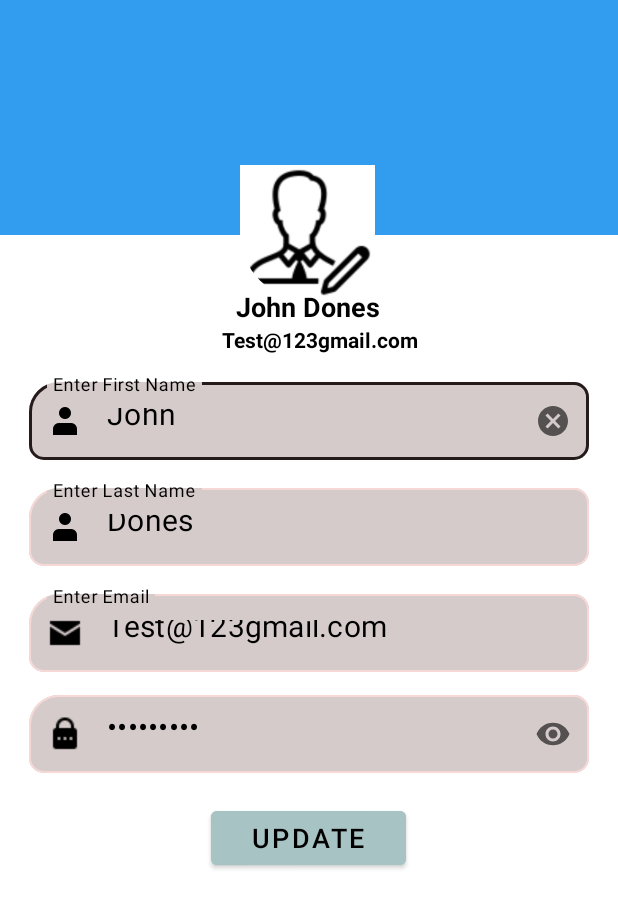
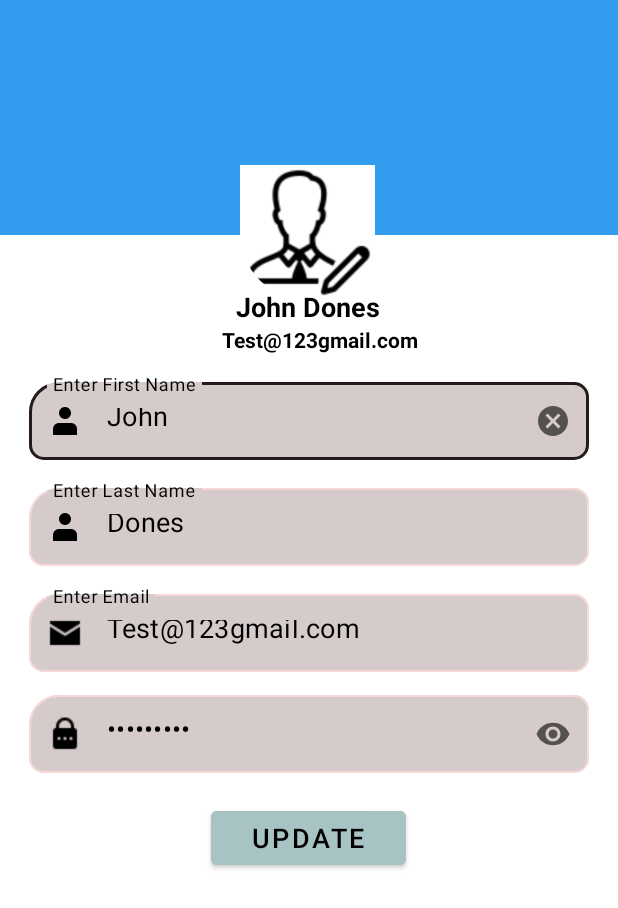
Before and after one commit to sahil1844/Andybase1, an Android app: the layout activity_profile.xml on its own in the app's theme, with its tools: preview values and no code run, on a phone screen of 412 x 824 dp. Shown: the top 908 px of the screen. Run offline under Robolectric (Android 15) with nearby library versions, the phone set to English and light mode, and no system bars; plain views replace RoundedImageView.

```diff
--- a/app/src/main/java/com/example/andybase/HomeActivity.java
+++ b/app/src/main/java/com/example/andybase/HomeActivity.java
@@ -132,13 +132,9 @@ public class HomeActivity extends AppCompatActivity {
         startActivity(i);
     }
     public void profile1(MenuItem item) {
-        if (username == null) {
-            Toast.makeText(this, "!!!", Toast.LENGTH_SHORT).show();
-        }else{
             Intent i = new Intent(this, ProfileActivity.class);
             i.putExtra("nm", username);
             startActivity(i);
-        }
     }
     public void about1(MenuItem item) {
         Intent i = new Intent(this, AboutActivity.class);
--- a/app/src/main/res/layout/activity_profile.xml
+++ b/app/src/main/res/layout/activity_profile.xml
@@ -97,7 +97,7 @@
                 app:startIconDrawable="@mipmap/person">
                 <com.google.android.material.textfield.TextInputEditText
                     android:id="@+id/profile_Fname"
-                    android:textSize="20sp"
+                    android:textSize="18sp"
                     android:drawableTint="@color/black"
                     android:text="John"
                     android:inputType="textPersonName"
@@ -128,7 +128,7 @@
                 app:startIconDrawable="@mipmap/person">
                 <com.google.android.material.textfield.TextInputEditText
                     android:id="@+id/profile_Lname"
-                    android:textSize="20sp"
+                    android:textSize="18sp"
                     android:drawableTint="@color/black"
                     android:text="Dones"
                     android:inputType="textPersonName"
@@ -160,7 +160,7 @@
                 app:startIconDrawable="@drawable/email">
                 <com.google.android.material.textfield.TextInputEditText
                     android:id="@+id/profile_Email"
-                    android:textSize="20sp"
+                    android:textSize="18sp"
                     android:drawableTint="@color/black"
                     android:text="Test@123gmail.com"
                     android:inputType="textEmailAddress"
@@ -185,7 +185,7 @@
                 app:startIconDrawable="@drawable/password">
                 <com.google.android.material.textfield.TextInputEditText
                     android:layout_width="match_parent"
-                    android:textSize="20sp"
+                    android:textSize="18sp"
                     android:focusable="false"
                     android:text="Sahil123@"
                     android:textColor="@color/black"
--- a/app/src/main/res/layout/activity_progress_loading.xml
+++ b/app/src/main/res/layout/activity_progress_loading.xml
@@ -276,6 +276,7 @@
                 android:layout_height="match_parent"
                 android:textStyle="bold"
                 android:text="Basics"
+                android:onClick="basiclbtn"
                 android:paddingTop="10dp"
                 android:layout_weight="1"
                 android:drawableTop="@mipmap/unfillbasic"
@@ -290,6 +291,7 @@
                 android:drawableTop="@mipmap/unfillwidget"
                 android:textStyle="bold"
                 android:gravity="center"
+                android:onClick="widgetlbtn"
                 android:text="widgets"
                 android:layout_weight="1"
                 android:textSize="@dimen/_8ssp"
@@ -300,6 +302,7 @@
                 android:layout_height="match_parent"
                 android:layout_weight="1"
                 android:paddingTop="10dp"
+                android:onClick="adptlbtn"
                 android:drawableTop="@mipmap/unfilladapter"
                 android:textStyle="bold"
                 android:text="Adpaters"
@@ -314,6 +317,7 @@
                 android:drawableTop="@mipmap/unfillcharts"
                 android:textStyle="bold"
                 android:text="Charts"
+                android:onClick="chartlbtn"
                 android:layout_weight="1"
                 android:gravity="center"
                 android:textSize="@dimen/_8ssp"
@@ -325,6 +329,7 @@
                 android:paddingTop="10dp"
                 android:drawableTop="@mipmap/unfillanimation"
                 android:text="Animation"
+                android:onClick="animlbtn"
                 android:layout_weight="1"
                 android:gravity="center"
                 android:textStyle="bold"
```
Also changed, not shown: app/src/main/java/com/example/andybase/ProgressLoadingActivity.java (+26 -1 lines).
